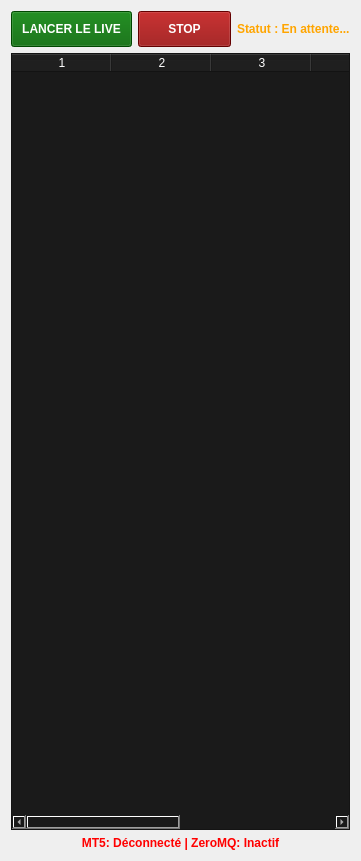
First picture: the form in ui/live_chart.ui, repository pmergaux/PmxRkoGui, before the edit.
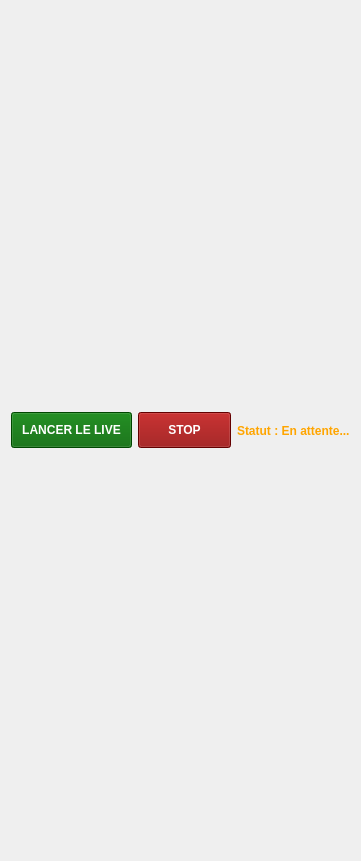
Second picture: the form after the edit.

```diff
--- a/ui/live_chart.ui
+++ b/ui/live_chart.ui
@@ -61,45 +61,6 @@
      </property>
     </layout>
    </item>
-   <item>
-    <widget class="QTableWidget" name="signal_table">
-     <property name="styleSheet">
-      <string>background:#1a1a1a;color:white;</string>
-     </property>
-     <property name="columnCount">
-      <number>6</number>
-     </property>
-     <property name="horizontalHeaderLabels" stdset="0">
-      <stringlist>
-       <string>Heure</string>
-       <string>Symbole</string>
-       <string>Source</string>
-       <string>Signal</string>
-       <string>Proba</string>
-       <string>Statut</string>
-      </stringlist>
-     </property>
-     <column/>
-     <column/>
-     <column/>
-     <column/>
-     <column/>
-     <column/>
-    </widget>
-   </item>
-   <item>
-    <widget class="QLabel" name="live_status">
-     <property name="styleSheet">
-      <string>color: red; font-weight: bold;</string>
-     </property>
-     <property name="text">
-      <string>MT5: Déconnecté | ZeroMQ: Inactif</string>
-     </property>
-     <property name="alignment">
-      <set>Qt::AlignCenter</set>
-     </property>
-    </widget>
-   </item>
   </layout>
  </widget>
  <resources/>
```
